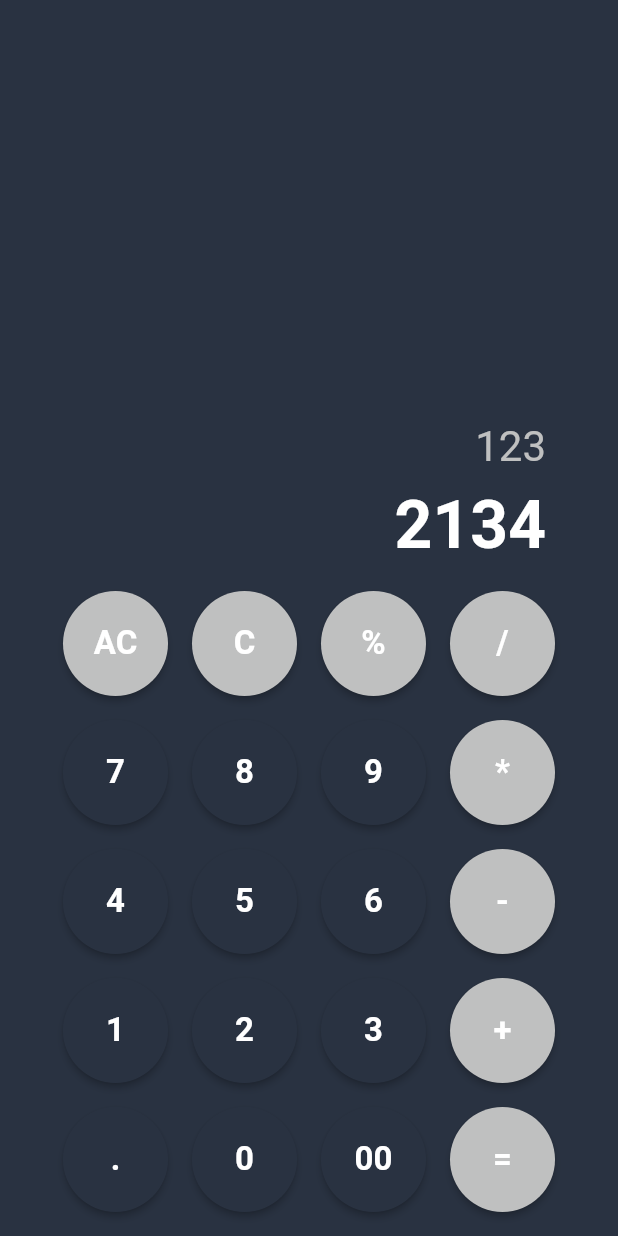
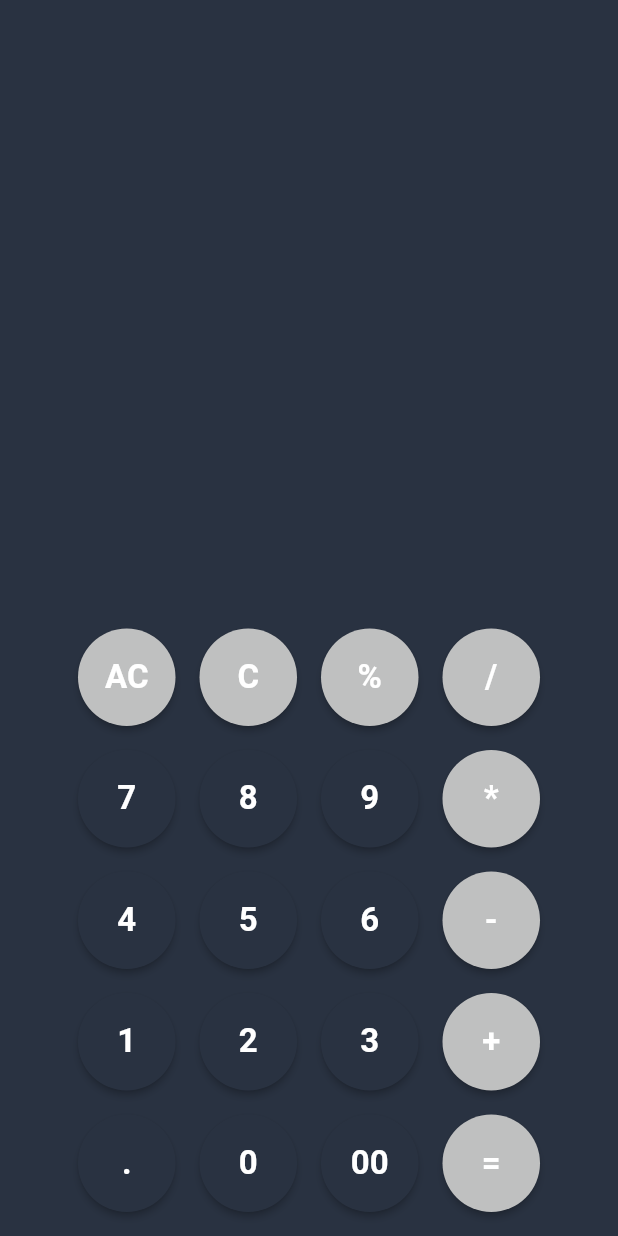
Before and after one commit to huzaifazahoorchohan/calculator, a Flutter app: the screen it shows after launch, on a phone screen of 412 x 824 dp. Run offline on Flutter 3.47's test engine with Material 2 defaults, Android fonts, the phone set to English and light mode, and no system bars; our stand-ins replace math_expressions.

Commit message:
calculator expression set

```diff
--- a/lib/calculator.dart
+++ b/lib/calculator.dart
@@ -1,11 +1,54 @@
 import 'package:flutter/material.dart';
 
 import 'custom_button.dart';
+import 'package:math_expressions/math_expressions.dart';
 
-class Calculator extends StatelessWidget {
+class Calculator extends StatefulWidget {
   const Calculator({
     Key? key,
   }) : super(key: key);
+
+  @override
+  State<Calculator> createState() => _CalculatorState();
+}
+
+class _CalculatorState extends State<Calculator> {
+  String _expression = "";
+  String _history = "";
+  double expFontSize = 44.0;
+  double historyFontSize = 28.0;
+
+  void btnClicked(String btnTxt) {
+    _expression += btnTxt;
+    setState(() {});
+  }
+
+  void allClear(String btnTxt) {
+    _expression = "";
+    _history = "";
+    setState(() {});
+  }
+
+  void eraseLast(String btnTxt) {
+    if (_expression.isNotEmpty) {
+      _expression = _expression.substring(0, _expression.length - 1);
+    }
+    setState(() {});
+  }
+
+  void solved(String btnTxt) {
+    if (_expression.isNotEmpty) {
+      Parser p = Parser();
+      Expression exp = p.parse(_expression);
+      ContextModel cm = ContextModel();
+      double eval = exp.evaluate(EvaluationType.REAL, cm);
+
+      _history = _expression;
+      _expression = eval.toString();
+
+      setState(() {});
+    }
+  }
 
   @override
   Widget build(BuildContext context) {
@@ -18,136 +61,160 @@ class Calculator extends StatelessWidget {
             mainAxisAlignment: MainAxisAlignment.end,
             crossAxisAlignment: CrossAxisAlignment.end,
             children: [
-              const Padding(
-                padding: EdgeInsets.symmetric(
+              Padding(
+                padding: const EdgeInsets.symmetric(
                   horizontal: 40.0,
                   vertical: 0.0,
                 ),
                 child: Text(
-                  "123",
+                  _history,
                   style: TextStyle(
-                    color: Color(0xffbfc0c0),
+                    color: const Color(0xffbfc0c0),
                     fontWeight: FontWeight.w400,
-                    fontSize: 28.0,
+                    fontSize: (_history.length > 19)
+                        ? expFontSize = 18.0
+                        : expFontSize = 28.0,
                   ),
                 ),
               ),
-              const Padding(
-                padding: EdgeInsets.symmetric(
+              Padding(
+                padding: const EdgeInsets.symmetric(
                   horizontal: 40.0,
                   vertical: 10.0,
                 ),
                 child: Text(
-                  "2134",
+                  _expression,
                   style: TextStyle(
                     color: Colors.white,
                     fontWeight: FontWeight.bold,
-                    fontSize: 44.0,
+                    fontSize: (_expression.length > 12)
+                        ? expFontSize = 33.0
+                        : expFontSize = 44.0,
                   ),
                 ),
               ),
               Row(
                 mainAxisAlignment: MainAxisAlignment.center,
-                children: const [
+                children: [
                   CustomWidget(
                     btnText: "AC",
-                    btnfillcolor: Color(0xffbfc0c0),
+                    btnfillcolor: const Color(0xffbfc0c0),
+                    callback: allClear,
                   ),
                   CustomWidget(
                     btnText: "C",
-                    btnfillcolor: Color(0xffbfc0c0),
+                    btnfillcolor: const Color(0xffbfc0c0),
+                    callback: eraseLast,
                   ),
                   CustomWidget(
                     btnText: "%",
-                    btnfillcolor: Color(0xffbfc0c0),
+                    btnfillcolor: const Color(0xffbfc0c0),
+                    callback: btnClicked,
                   ),
                   CustomWidget(
                     btnText: "/",
-                    btnfillcolor: Color(0xffbfc0c0),
+                    btnfillcolor: const Color(0xffbfc0c0),
+                    callback: btnClicked,
                   ),
                 ],
               ),
               Row(
                 mainAxisAlignment: MainAxisAlignment.center,
-                children: const [
+                children: [
                   CustomWidget(
                     btnText: "7",
-                    btnfillcolor: Color(0xff293241),
+                    btnfillcolor: const Color(0xff293241),
+                    callback: btnClicked,
                   ),
                   CustomWidget(
                     btnText: "8",
-                    btnfillcolor: Color(0xff293241),
+                    btnfillcolor: const Color(0xff293241),
+                    callback: btnClicked,
                   ),
                   CustomWidget(
                     btnText: "9",
-                    btnfillcolor: Color(0xff293241),
+                    btnfillcolor: const Color(0xff293241),
+                    callback: btnClicked,
                   ),
                   CustomWidget(
                     btnText: "*",
-                    btnfillcolor: Color(0xffbfc0c0),
+                    btnfillcolor: const Color(0xffbfc0c0),
+                    callback: btnClicked,
                   ),
                 ],
               ),
               Row(
                 mainAxisAlignment: MainAxisAlignment.center,
-                children: const [
+                children: [
                   CustomWidget(
                     btnText: "4",
-                    btnfillcolor: Color(0xff293241),
+                    btnfillcolor: const Color(0xff293241),
+                    callback: btnClicked,
                   ),
                   CustomWidget(
                     btnText: "5",
-                    btnfillcolor: Color(0xff293241),
+                    btnfillcolor: const Color(0xff293241),
+                    callback: btnClicked,
                   ),
                   CustomWidget(
                     btnText: "6",
-                    btnfillcolor: Color(0xff293241),
+                    btnfillcolor: const Color(0xff293241),
+                    callback: btnClicked,
                   ),
                   CustomWidget(
                     btnText: "-",
-                    btnfillcolor: Color(0xffbfc0c0),
+                    btnfillcolor: const Color(0xffbfc0c0),
+                    callback: btnClicked,
                   ),
                 ],
               ),
               Row(
                 mainAxisAlignment: MainAxisAlignment.center,
-                children: const [
+                children: [
                   CustomWidget(
                     btnText: "1",
-                    btnfillcolor: Color(0xff293241),
+                    btnfillcolor: const Color(0xff293241),
+                    callback: btnClicked,
                   ),
                   CustomWidget(
                     btnText: "2",
-                    btnfillcolor: Color(0xff293241),
+                    btnfillcolor: const Color(0xff293241),
+                    callback: btnClicked,
                   ),
                   CustomWidget(
                     btnText: "3",
-                    btnfillcolor: Color(0xff293241),
+                    btnfillcolor: const Color(0xff293241),
+                    callback: btnClicked,
                   ),
                   CustomWidget(
                     btnText: "+",
-                    btnfillcolor: Color(0xffbfc0c0),
+                    btnfillcolor: const Color(0xffbfc0c0),
+                    callback: btnClicked,
                   ),
                 ],
               ),
               Row(
                 mainAxisAlignment: MainAxisAlignment.center,
-                children: const [
+                children: [
                   CustomWidget(
                     btnText: ".",
-                    btnfillcolor: Color(0xff293241),
+                    btnfillcolor: const Color(0xff293241),
+                    callback: btnClicked,
                   ),
                   CustomWidget(
                     btnText: "0",
-                    btnfillcolor: Color(0xff293241),
+                    btnfillcolor: const Color(0xff293241),
+                    callback: btnClicked,
                   ),
                   CustomWidget(
                     btnText: "00",
-                    btnfillcolor: Color(0xff293241),
+                    btnfillcolor: const Color(0xff293241),
+                    callback: btnClicked,
                   ),
                   CustomWidget(
                     btnText: "=",
-                    btnfillcolor: Color(0xffbfc0c0),
+                    btnfillcolor: const Color(0xffbfc0c0),
+                    callback: solved,
                   ),
                 ],
               ),
--- a/lib/custom_button.dart
+++ b/lib/custom_button.dart
@@ -5,20 +5,22 @@ class CustomWidget extends StatelessWidget {
     Key? key,
     required this.btnText,
     required this.btnfillcolor,
+    required this.callback,
   }) : super(key: key);
 
   final String btnText;
   final Color btnfillcolor;
+  final Function callback;
 
   @override
   Widget build(BuildContext context) {
     return Padding(
       padding: const EdgeInsets.all(8.0),
       child: SizedBox(
-        width: 70.0,
-        height: 70.0,
+        width: 65.0,
+        height: 65.0,
         child: ElevatedButton(
-          onPressed: () {},
+          onPressed: () => callback(btnText),
           child: Text(
             btnText,
             style: const TextStyle(
--- a/pubspec.yaml
+++ b/pubspec.yaml
@@ -34,6 +34,7 @@ dependencies:
   # The following adds the Cupertino Icons font to your application.
   # Use with the CupertinoIcons class for iOS style icons.
   cupertino_icons: ^1.0.2
+  math_expressions: ^2.3.0
 
 dev_dependencies:
   flutter_test:
```
Also changed, not shown: pubspec.lock.
